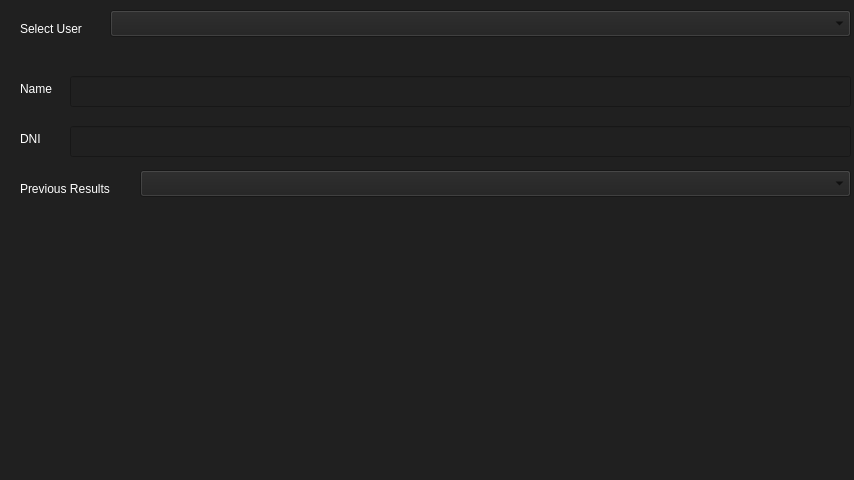
Before: the Qt Designer form TestUploads/PatientsUidef.ui in fjgimeno/ParkinsonApp, drawn with Qt 5.
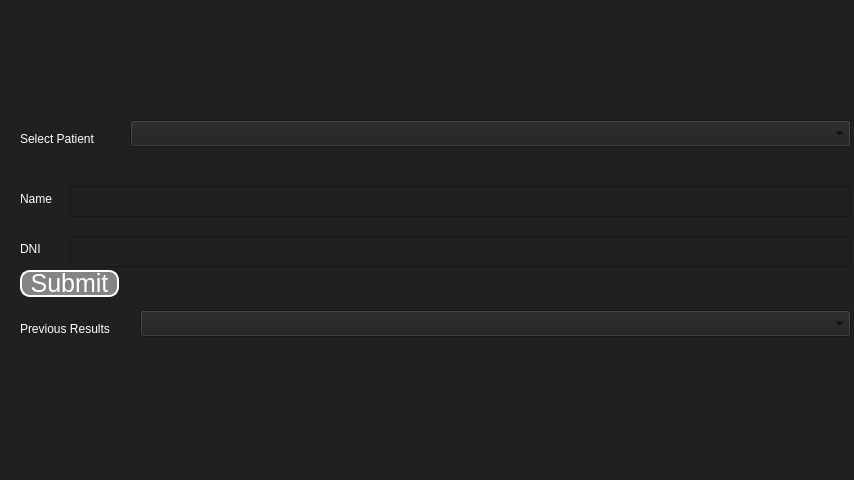
After: the same form once the commit is applied.

What changed in the file:
```diff
--- a/TestUploads/PatientsUidef.ui
+++ b/TestUploads/PatientsUidef.ui
@@ -19,9 +19,9 @@
   <widget class="QComboBox" name="comboBoxUser">
    <property name="geometry">
     <rect>
-     <x>110</x>
-     <y>10</y>
-     <width>741</width>
+     <x>130</x>
+     <y>120</y>
+     <width>721</width>
      <height>27</height>
     </rect>
    </property>
@@ -30,8 +30,8 @@
    <property name="geometry">
     <rect>
      <x>20</x>
-     <y>20</y>
-     <width>81</width>
+     <y>130</y>
+     <width>101</width>
      <height>17</height>
     </rect>
    </property>
@@ -41,14 +41,14 @@
 }</string>
    </property>
    <property name="text">
-    <string>Select User</string>
+    <string>Select Patient</string>
    </property>
   </widget>
   <widget class="QLabel" name="labelName">
    <property name="geometry">
     <rect>
      <x>20</x>
-     <y>80</y>
+     <y>190</y>
      <width>41</width>
      <height>17</height>
     </rect>
@@ -66,7 +66,7 @@
    <property name="geometry">
     <rect>
      <x>70</x>
-     <y>76</y>
+     <y>186</y>
      <width>781</width>
      <height>31</height>
     </rect>
@@ -81,7 +81,7 @@
    <property name="geometry">
     <rect>
      <x>20</x>
-     <y>130</y>
+     <y>240</y>
      <width>31</width>
      <height>17</height>
     </rect>
@@ -99,7 +99,7 @@
    <property name="geometry">
     <rect>
      <x>70</x>
-     <y>126</y>
+     <y>236</y>
      <width>781</width>
      <height>31</height>
     </rect>
@@ -114,7 +114,7 @@
    <property name="geometry">
     <rect>
      <x>140</x>
-     <y>170</y>
+     <y>310</y>
      <width>711</width>
      <height>27</height>
     </rect>
@@ -124,7 +124,7 @@
    <property name="geometry">
     <rect>
      <x>20</x>
-     <y>180</y>
+     <y>320</y>
      <width>111</width>
      <height>17</height>
     </rect>
@@ -138,6 +138,29 @@
     <string>Previous Results</string>
    </property>
   </widget>
+  <widget class="QPushButton" name="pushButtonPatient">
+   <property name="geometry">
+    <rect>
+     <x>20</x>
+     <y>270</y>
+     <width>99</width>
+     <height>27</height>
+    </rect>
+   </property>
+   <property name="styleSheet">
+    <string notr="true">QPushButton{
+border-style: outset;
+border-width: 2px;
+    border-radius: 10px;
+background-color: rgb(132,132,132);
+font-size: 25px;
+color: rgb(255,255,255);
+}</string>
+   </property>
+   <property name="text">
+    <string>Submit</string>
+   </property>
+  </widget>
  </widget>
  <resources/>
  <connections/>
```
Left out of the diff: 4 changed lines with no effect on the pictures.
